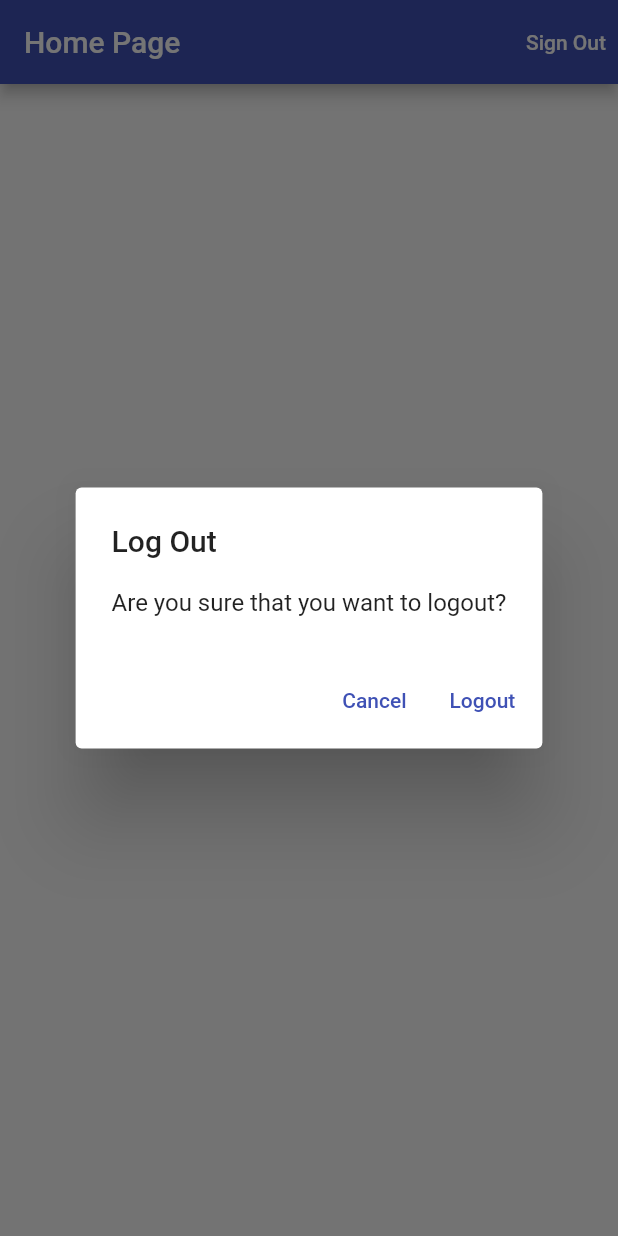
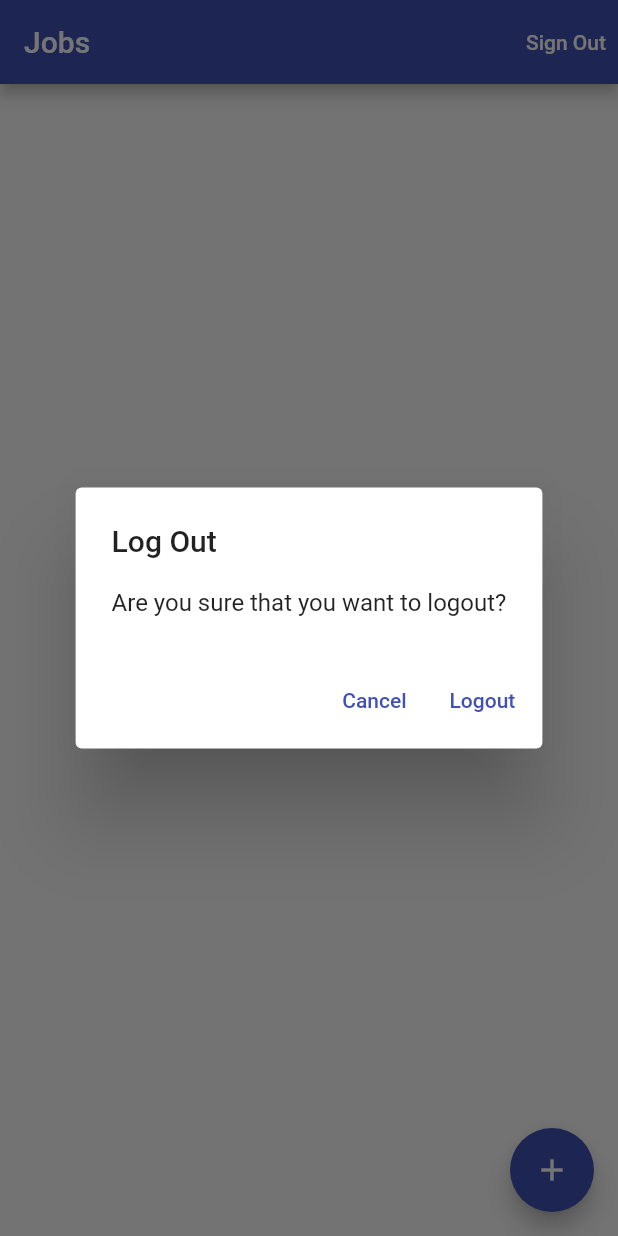
Before and after one commit to its-me-mahmud/time_tracker, a Flutter app: the screen it shows once a user with an empty profile is signed in, after a tap on "Sign Out", on a phone screen of 412 x 824 dp. Run offline on Flutter 3.47's test engine with Material 2 defaults, Android fonts, the phone set to English and light mode, and no system bars; our stand-ins replace cloud_firestore, firebase_auth, firebase_core, google_sign_in; missing offline and left inert: flutter_login_facebook; accounts and stored records are empty.

Commit message:
added jobs-page with database

```diff
--- /dev/null
+++ b/lib/app/home/jobs_page.dart
@@ -0,0 +1,86 @@
+import 'package:firebase_core/firebase_core.dart';
+import 'package:flutter/material.dart';
+import 'package:provider/provider.dart';
+import 'package:time_tracker/app/home/models/job.dart';
+import 'package:time_tracker/common_widgets/show_alert_dialog.dart';
+import 'package:time_tracker/common_widgets/show_exception_alert_dialog.dart';
+import 'package:time_tracker/services/auth.dart';
+import 'package:time_tracker/services/database.dart';
+
+class JobsPage extends StatelessWidget {
+  Future<void> _signOut(BuildContext context) async {
+    try {
+      final auth = Provider.of<AuthBase>(context, listen: false);
+      await auth.signOut();
+    } catch (e) {
+      print(e.toString);
+    }
+  }
+
+  Future<void> _confirmSignOut(BuildContext context) async {
+    final didRequestSignOut = await showAlertDialog(
+      context: context,
+      title: 'Log Out',
+      content: 'Are you sure that you want to logout?',
+      cancelActionText: 'Cancel',
+      defaultActionText: 'Logout',
+    );
+    if (didRequestSignOut == true) await _signOut(context);
+  }
+
+  void _createJob(BuildContext context) async {
+    try {
+      final database = Provider.of<Database>(context, listen: false);
+      await database.createJob(Job(name: 'test', ratePerHour: 10));
+    } on FirebaseException catch (e) {
+      await showExceptionAlertDialog(
+        context: context,
+        title: 'Operation Failed',
+        exception: e,
+      );
+    }
+  }
+
+  @override
+  Widget build(BuildContext context) {
+    final database = Provider.of<Database>(context, listen: false);
+    database.jobsStream();
+    return Scaffold(
+      appBar: AppBar(
+        title: const Text('Jobs'),
+        actions: [
+          TextButton(
+            onPressed: () => _confirmSignOut(context),
+            child: const Text(
+              'Sign Out',
+              style: TextStyle(color: Colors.white),
+            ),
+          ),
+        ],
+      ),
+      body: _buildContents(context),
+      floatingActionButton: FloatingActionButton(
+        onPressed: () => _createJob(context),
+        child: const Icon(Icons.add),
+      ),
+    );
+  }
+
+  Widget _buildContents(BuildContext context) {
+    final database = Provider.of<Database>(context, listen: false);
+    return StreamBuilder<List<Job>>(
+      stream: database.jobsStream(),
+      builder: (context, snapshot) {
+        if (snapshot.hasData) {
+          final jobs = snapshot.data;
+          final children = jobs?.map((job) => Text(job.name)).toList();
+          return ListView(children: children!);
+        }
+        if (snapshot.hasError) {
+          return Center(child: const Text('Some error occurred'));
+        }
+        return Center(child: CircularProgressIndicator());
+      },
+    );
+  }
+}
--- /dev/null
+++ b/lib/app/home/models/job.dart
@@ -0,0 +1,20 @@
+class Job {
+  const Job({required this.name, required this.ratePerHour});
+
+  final String name;
+  final int ratePerHour;
+
+  factory Job.fromMap(Map<String, dynamic> data) {
+    return Job(
+      name: data['name'],
+      ratePerHour: data['ratePerHour'],
+    );
+  }
+
+  Map<String, dynamic> toMap() {
+    return {
+      'name': name,
+      'ratePerHour': ratePerHour,
+    };
+  }
+}
--- a/lib/app/home_page.dart
+++ /dev/null
@@ -1,47 +0,0 @@
-import 'package:flutter/material.dart';
-import 'package:provider/provider.dart';
-import 'package:time_tracker/common_widgets/show_alert_dialog.dart';
-import 'package:time_tracker/services/auth.dart';
-
-class HomePage extends StatelessWidget {
-  Future<void> _signOut(BuildContext context) async {
-    try {
-      final auth = Provider.of<AuthBase>(context, listen: false);
-      await auth.signOut();
-    } catch (e) {
-      print(e.toString);
-    }
-  }
-
-  Future<void> _confirmSignOut(BuildContext context) async {
-    final didRequestSignOut = await showAlertDialog(
-      context: context,
-      title: 'Log Out',
-      content: 'Are you sure that you want to logout?',
-      cancelActionText: 'Cancel',
-      defaultActionText: 'Logout',
-    );
-    if (didRequestSignOut == true) await _signOut(context);
-  }
-
-  @override
-  Widget build(BuildContext context) {
-    return Scaffold(
-      appBar: AppBar(
-        title: const Text('Home Page'),
-        actions: [
-          TextButton(
-            onPressed: () => _confirmSignOut(context),
-            child: const Text(
-              'Sign Out',
-              style: TextStyle(color: Colors.white),
-            ),
-          ),
-        ],
-      ),
-      body: Center(
-        child: Text('Home'),
-      ),
-    );
-  }
-}
--- a/lib/app/landing_page.dart
+++ b/lib/app/landing_page.dart
@@ -2,9 +2,10 @@ import 'package:firebase_auth/firebase_auth.dart';
 import 'package:flutter/material.dart';
 import 'package:provider/provider.dart';
 import 'package:time_tracker/services/auth.dart';
+import 'package:time_tracker/services/database.dart';
 
-import 'home_page.dart';
-import 'sign_in_page/sign_in_page.dart';
+import 'home/jobs_page.dart';
+import 'sign_in/sign_in_page.dart';
 
 class LandingPage extends StatelessWidget {
   @override
@@ -18,7 +19,10 @@ class LandingPage extends StatelessWidget {
           if (user == null) {
             return SignInPage.create(context);
           }
-          return HomePage();
+          return Provider<Database>(
+            create: (_) => FirestoreDatabase(uid: user.uid),
+            child: JobsPage(),
+          );
         }
         return Center(child: CircularProgressIndicator());
       },
--- a/lib/app/sign_in_page/email_sign_in_model.dart
+++ b/lib/app/sign_in/email_sign_in_model.dart
@@ -1,4 +1,4 @@
-import 'package:time_tracker/app/sign_in_page/validator.dart';
+import 'validator.dart';
 
 enum EmailSignInFormType { signIn, register }
 
--- /dev/null
+++ b/lib/services/api_path.dart
@@ -0,0 +1,7 @@
+class ApiPath {
+  static String job({required String uid, required String jobId}) {
+    return 'users/$uid/jobs/$jobId';
+  }
+
+  static String jobs({required String uid}) => 'users/$uid/jobs';
+}
--- /dev/null
+++ b/lib/services/database.dart
@@ -0,0 +1,31 @@
+import 'package:time_tracker/app/home/models/job.dart';
+import 'package:time_tracker/services/api_path.dart';
+import 'package:time_tracker/services/firestore_service.dart';
+
+abstract class Database {
+  Future<void> createJob(Job job);
+  Stream<List<Job>> jobsStream();
+}
+
+class FirestoreDatabase implements Database {
+  FirestoreDatabase({required this.uid}) : assert(uid != null);
+
+  final String? uid;
+
+  final _service = FirestoreService.instance;
+
+  @override
+  Future<void> createJob(Job job) {
+    final path = ApiPath.job(uid: uid!, jobId: 'job_abc');
+    return _service.setData(path: path, data: job.toMap());
+  }
+
+  @override
+  Stream<List<Job>> jobsStream() {
+    final path = ApiPath.jobs(uid: uid!);
+    return _service.collectionStream(
+      path: path,
+      builder: (data) => Job.fromMap(data),
+    );
+  }
+}
--- /dev/null
+++ b/lib/services/firestore_service.dart
@@ -0,0 +1,28 @@
+import 'package:cloud_firestore/cloud_firestore.dart';
+
+class FirestoreService {
+  const FirestoreService._();
+
+  static final instance = FirestoreService._();
+
+  Future<void> setData({
+    required String path,
+    required Map<String, dynamic> data,
+  }) async {
+    final reference = FirebaseFirestore.instance.doc(path);
+    await reference.set(data);
+  }
+
+  Stream<List<T>> collectionStream<T>({
+    required String path,
+    required T Function(Map<String, dynamic> data) builder,
+  }) {
+    final reference = FirebaseFirestore.instance.collection(path);
+    final snapshots = reference.snapshots();
+    return snapshots.map((snapshot) {
+      return snapshot.docs.map((snapshot) {
+        return builder(snapshot.data()!);
+      }).toList();
+    });
+  }
+}
--- a/pubspec.yaml
+++ b/pubspec.yaml
@@ -16,7 +16,8 @@ dependencies:
   firebase_core: ^1.0.0
   flutter_login_facebook: ^1.0.0-nullsafety.1
   google_sign_in: ^5.0.0
-  provider:
+  provider: ^5.0.0
+  cloud_firestore: ^1.0.1
 
 dev_dependencies:
   flutter_test:
```
Also changed, not shown: lib/app/sign_in/email_sign_in_bloc.dart (renamed from lib/app/sign_in_page/email_sign_in_bloc.dart), lib/app/sign_in/email_sign_in_change_model.dart (renamed from lib/app/sign_in_page/email_sign_in_change_model.dart), lib/app/sign_in/email_sign_in_form.dart (renamed from lib/app/sign_in_page/email_sign_in_form.dart), lib/app/sign_in/email_sign_in_form_bloc_based.dart (renamed from lib/app/sign_in_page/email_sign_in_form_bloc_based.dart), lib/app/sign_in/email_sign_in_form_change_notifier.dart (renamed from lib/app/sign_in_page/email_sign_in_form_change_notifier.dart), lib/app/sign_in/email_sign_in_page.dart (renamed from lib/app/sign_in_page/email_sign_in_page.dart), lib/app/sign_in/sign_in_button.dart (renamed from lib/app/sign_in_page/sign_in_button.dart), lib/app/sign_in/sign_in_manager.dart (renamed from lib/app/sign_in_page/sign_in_manager.dart), lib/app/sign_in/sign_in_page.dart (renamed from lib/app/sign_in_page/sign_in_page.dart), lib/app/sign_in/social_sign_in_button.dart (renamed from lib/app/sign_in_page/social_sign_in_button.dart), lib/app/sign_in/validator.dart (renamed from lib/app/sign_in_page/validator.dart), pubspec.lock, 1 other file.
